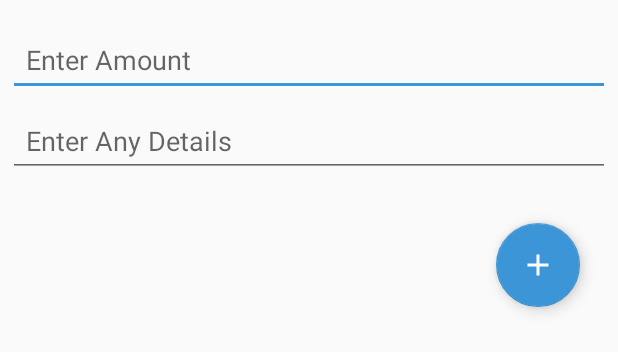
After one commit to AnkitKiet/PocketMoneyManager, an Android app: the layout fragment_add_data.xml on its own in the app's theme, with its tools: preview values and no code run, on a phone screen of 412 x 824 dp. The commit adds this screen. Shown: the top 352 px of the screen. Run offline under Robolectric (Android 15) with nearby library versions, the phone set to English and light mode, and no system bars.

Commit message:
#Added Add Functionality #LeftOver Room Work

```diff
--- a/app/src/main/java/edu/pocketmoneymanager/activities/DashboardActivity.java
+++ b/app/src/main/java/edu/pocketmoneymanager/activities/DashboardActivity.java
@@ -19,7 +19,7 @@ import edu.pocketmoneymanager.databinding.Dashboard;
  * Created by Ankit on 01/12/17.
  */
 
-public class DashboardActivity extends AppCompatActivity {
+public class DashboardActivity extends BaseActivity {
 
     TabLayout tabLayout;
     ViewPager viewPager;
--- a/app/src/main/java/edu/pocketmoneymanager/activities/SplashActivity.java
+++ b/app/src/main/java/edu/pocketmoneymanager/activities/SplashActivity.java
@@ -21,6 +21,7 @@ public class SplashActivity extends BaseActivity {
         final Splash user = new Splash("Pocket Money\n Manager", "Your Personal Wallet Manager");
         binding.setSplash(user);
         binding.executePendingBindings();
+        saveTotalMoney(this,200);
         /*binding.getRoot().findViewById(R.id.btn).setOnClickListener(new View.OnClickListener() {
             @Override
             public void onClick(View v) {
@@ -33,9 +34,9 @@ public class SplashActivity extends BaseActivity {
             @Override
             public void run() {
                 try {
-                    sleep(3000);
+                    sleep(1000);
                     user.setTitle("Loading...");
-                    sleep(2000);
+                    sleep(500);
                 } catch (InterruptedException e) {
                     e.printStackTrace();
                 } finally {
--- a/app/src/main/java/edu/pocketmoneymanager/adapter/DashboardAdapter.java
+++ b/app/src/main/java/edu/pocketmoneymanager/adapter/DashboardAdapter.java
@@ -4,6 +4,7 @@ import android.support.v4.app.Fragment;
 import android.support.v4.app.FragmentManager;
 import android.support.v4.app.FragmentStatePagerAdapter;
 
+import edu.pocketmoneymanager.fragment.AddDataFragment;
 import edu.pocketmoneymanager.fragment.DashboardViewFragment;
 
 /**
@@ -24,7 +25,7 @@ public class DashboardAdapter extends FragmentStatePagerAdapter {
                 fragment = new DashboardViewFragment();
                 break;
             case 1:
-                fragment = new DashboardViewFragment();
+                fragment = new AddDataFragment();
                 break;
 
         }
@@ -42,7 +43,7 @@ public class DashboardAdapter extends FragmentStatePagerAdapter {
             case 0:
                 return "Expenses";
             case 1:
-                return "Add New";
+                return "Add Data";
             default:
                 return null;
         }
--- /dev/null
+++ b/app/src/main/res/drawable/ic_add_black_24dp.xml
@@ -0,0 +1,9 @@
+<vector xmlns:android="http://schemas.android.com/apk/res/android"
+        android:width="24dp"
+        android:height="24dp"
+        android:viewportWidth="24.0"
+        android:viewportHeight="24.0">
+    <path
+        android:fillColor="#ffffff"
+        android:pathData="M19,13h-6v6h-2v-6H5v-2h6V5h2v6h6v2z"/>
+</vector>
--- /dev/null
+++ b/app/src/main/res/layout/fragment_add_data.xml
@@ -0,0 +1,46 @@
+<?xml version="1.0" encoding="utf-8"?>
+
+<layout xmlns:android="http://schemas.android.com/apk/res/android">
+
+    <data>
+
+        <variable
+            name="addfragment"
+            type="edu.pocketmoneymanager.databinding.AddFragment" />
+    </data>
+
+    <LinearLayout
+        android:layout_width="match_parent"
+        android:layout_height="match_parent"
+        android:orientation="vertical">
+
+
+        <EditText
+            android:id="@+id/edtAmount"
+            android:layout_width="match_parent"
+            android:layout_height="wrap_content"
+            android:layout_marginLeft="5dp"
+            android:layout_marginRight="5dp"
+            android:layout_marginTop="15dp"
+            android:hint="Enter Amount"
+            android:inputType="number"
+            android:padding="12dp" />
+
+        <EditText
+            android:id="@+id/edtDetails"
+            android:layout_width="match_parent"
+            android:layout_height="wrap_content"
+            android:layout_margin="5dp"
+            android:hint="Enter Any Details"
+            android:padding="12dp" />
+
+
+        <android.support.design.widget.FloatingActionButton
+            android:id="@+id/fabAdd"
+            android:layout_width="match_parent"
+            android:layout_height="wrap_content"
+            android:layout_gravity="end"
+            android:layout_margin="25dp"
+            android:src="@drawable/ic_add_black_24dp" />
+    </LinearLayout>
+</layout>
--- a/app/src/main/res/values/strings.xml
+++ b/app/src/main/res/values/strings.xml
@@ -1,3 +1,6 @@
 <resources>
     <string name="app_name">PocketMoneyManager</string>
+
+    <!-- TODO: Remove or change this placeholder text -->
+    <string name="hello_blank_fragment">Hello blank fragment</string>
 </resources>
```
Also changed, not shown: app/build.gradle (+4 -4 lines), app/src/main/java/edu/pocketmoneymanager/activities/BaseActivity.java (+33 -0 lines), app/src/main/java/edu/pocketmoneymanager/databinding/AddFragment.java (added, +43 -0 lines), app/src/main/java/edu/pocketmoneymanager/fragment/AddDataFragment.java (added, +59 -0 lines), app/src/main/java/edu/pocketmoneymanager/presenter/AddDataFragmentPresenter.java (added, +24 -0 lines).
